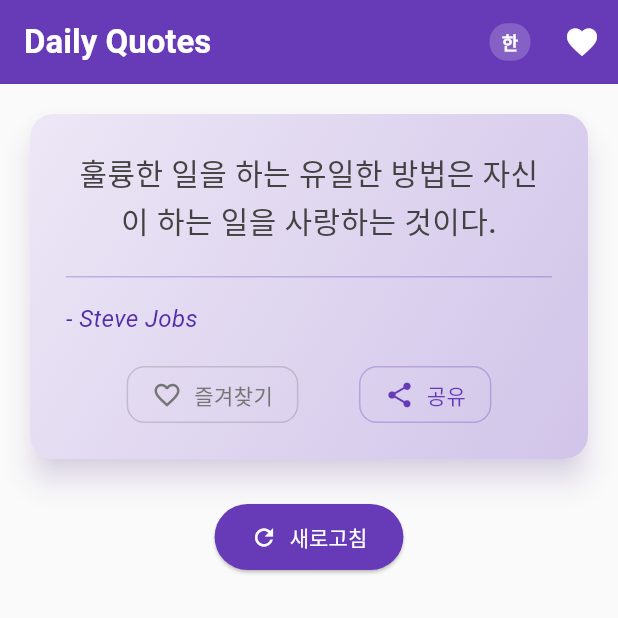
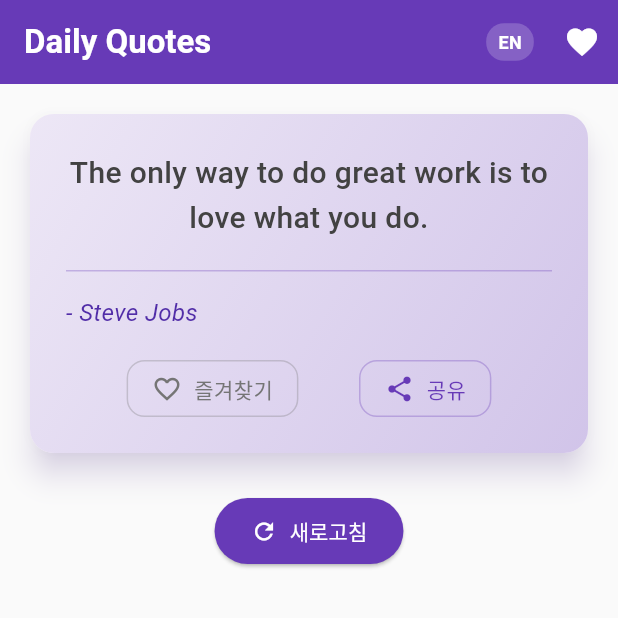
Before and after one commit to roboris-namu/daily_quote_app, a Flutter app: the screen it shows after launch, on a phone screen of 412 x 824 dp, the top half of it. Run offline on Flutter 3.47's test engine with Material 3 defaults, Android fonts, the phone set to English and light mode, and no system bars; our stand-ins replace share_plus, shared_preferences; Roboto replaces fonts that are missing (NotoSans).

Commit message:
feat: add comprehensive multilingual support
- Add support for 7 languages: EN, KO, ES, PT-BR, HI, ID, JA
- Change default language from Korean to English for international users
- Create Language enum with language codes and display names
- Update Quote model to support all language fields
- Implement popup menu language selector with all languages
- Update all UI components to use new language system
- Add multilingual quotes data structure
- Update sharing service to support all languages
- Maintain backward compatibility with existing data

```diff
--- /dev/null
+++ b/lib/models/language.dart
@@ -0,0 +1,44 @@
+/// 지원되는 언어 열거형
+enum Language {
+  english('en', 'English', 'EN'),
+  korean('ko', '한국어', '한'),
+  spanish('es', 'Español', 'ES'),
+  portuguese('pt-BR', 'Português', 'PT'),
+  hindi('hi', 'हिन्दी', 'हि'),
+  indonesian('id', 'Bahasa Indonesia', 'ID'),
+  japanese('ja', '日本語', '日');
+
+  const Language(this.code, this.name, this.shortName);
+
+  final String code;
+  final String name;
+  final String shortName;
+
+  /// 언어 코드로 Language 찾기
+  static Language fromCode(String code) {
+    return Language.values.firstWhere(
+      (lang) => lang.code == code,
+      orElse: () => Language.english, // 기본값은 영어
+    );
+  }
+
+  /// Quote 객체에서 해당 언어의 텍스트 가져오기
+  String getQuoteText(Map<String, dynamic> quoteData) {
+    switch (this) {
+      case Language.english:
+        return quoteData['english'] as String;
+      case Language.korean:
+        return quoteData['korean'] as String;
+      case Language.spanish:
+        return quoteData['spanish'] as String;
+      case Language.portuguese:
+        return quoteData['portuguese'] as String;
+      case Language.hindi:
+        return quoteData['hindi'] as String;
+      case Language.indonesian:
+        return quoteData['indonesian'] as String;
+      case Language.japanese:
+        return quoteData['japanese'] as String;
+    }
+  }
+}
--- a/lib/models/quote.dart
+++ b/lib/models/quote.dart
@@ -3,12 +3,22 @@ class Quote {
   final int id;
   final String english;
   final String korean;
+  final String spanish;
+  final String portuguese;
+  final String hindi;
+  final String indonesian;
+  final String japanese;
   final String author;
 
   const Quote({
     required this.id,
     required this.english,
     required this.korean,
+    required this.spanish,
+    required this.portuguese,
+    required this.hindi,
+    required this.indonesian,
+    required this.japanese,
     required this.author,
   });
 
@@ -18,6 +28,11 @@ class Quote {
       id: json['id'] as int,
       english: json['english'] as String,
       korean: json['korean'] as String,
+      spanish: json['spanish'] as String,
+      portuguese: json['portuguese'] as String,
+      hindi: json['hindi'] as String,
+      indonesian: json['indonesian'] as String,
+      japanese: json['japanese'] as String,
       author: json['author'] as String,
     );
   }
@@ -28,13 +43,18 @@ class Quote {
       'id': id,
       'english': english,
       'korean': korean,
+      'spanish': spanish,
+      'portuguese': portuguese,
+      'hindi': hindi,
+      'indonesian': indonesian,
+      'japanese': japanese,
       'author': author,
     };
   }
 
   @override
   String toString() {
-    return 'Quote(id: $id, english: $english, korean: $korean, author: $author)';
+    return 'Quote(id: $id, english: $english, korean: $korean, spanish: $spanish, portuguese: $portuguese, hindi: $hindi, indonesian: $indonesian, japanese: $japanese, author: $author)';
   }
 
   @override
@@ -45,4 +65,26 @@ class Quote {
 
   @override
   int get hashCode => id.hashCode;
+
+  /// 특정 언어의 명언 텍스트를 가져오는 메서드
+  String getTextForLanguage(String languageCode) {
+    switch (languageCode) {
+      case 'en':
+        return english;
+      case 'ko':
+        return korean;
+      case 'es':
+        return spanish;
+      case 'pt-BR':
+        return portuguese;
+      case 'hi':
+        return hindi;
+      case 'id':
+        return indonesian;
+      case 'ja':
+        return japanese;
+      default:
+        return english; // 기본값은 영어
+    }
+  }
 }
--- a/lib/screens/home_screen.dart
+++ b/lib/screens/home_screen.dart
@@ -1,6 +1,7 @@
 import 'package:flutter/material.dart';
 import 'package:flutter/services.dart';
 import '../models/quote.dart';
+import '../models/language.dart';
 import '../services/quote_service.dart';
 import '../services/favorites_service.dart';
 import '../services/share_service.dart';
@@ -19,7 +20,7 @@ class HomeScreen extends StatefulWidget {
 class _HomeScreenState extends State<HomeScreen> {
   Quote? _todaysQuote;
   bool _isLoading = true;
-  bool _isKorean = true; // 기본 언어는 한국어
+  Language _currentLanguage = Language.english; // 기본 언어는 영어
   bool _isFavorite = false;
 
   @override
@@ -68,9 +69,9 @@ class _HomeScreenState extends State<HomeScreen> {
   }
 
   /// 언어를 변경하는 메서드
-  void _toggleLanguage() {
+  void _changeLanguage(Language language) {
     setState(() {
-      _isKorean = !_isKorean;
+      _currentLanguage = language;
     });
   }
 
@@ -104,7 +105,7 @@ class _HomeScreenState extends State<HomeScreen> {
   /// 명언을 공유하는 메서드
   Future<void> _shareQuote() async {
     if (_todaysQuote != null) {
-      await ShareService.shareQuote(_todaysQuote!, isKorean: _isKorean);
+      await ShareService.shareQuote(_todaysQuote!, language: _currentLanguage);
     }
   }
 
@@ -135,8 +136,8 @@ class _HomeScreenState extends State<HomeScreen> {
         actions: [
           // 언어 변경 버튼
           LanguageSelector(
-            isKorean: _isKorean,
-            onLanguageChanged: _toggleLanguage,
+            currentLanguage: _currentLanguage,
+            onLanguageChanged: _changeLanguage,
           ),
           // 즐겨찾기 화면으로 이동하는 버튼
           IconButton(
@@ -187,7 +188,7 @@ class _HomeScreenState extends State<HomeScreen> {
                         // 오늘의 명언 카드
                         QuoteCard(
                           quote: _todaysQuote!,
-                          isKorean: _isKorean,
+                          currentLanguage: _currentLanguage,
                           isFavorite: _isFavorite,
                           onFavoriteToggle: _toggleFavorite,
                           onShare: _shareQuote,
--- a/lib/widgets/language_selector.dart
+++ b/lib/widgets/language_selector.dart
@@ -1,19 +1,20 @@
 import 'package:flutter/material.dart';
+import '../models/language.dart';
 
 /// 언어 선택 위젯
 class LanguageSelector extends StatelessWidget {
-  final bool isKorean;
-  final VoidCallback onLanguageChanged;
+  final Language currentLanguage;
+  final Function(Language) onLanguageChanged;
 
   const LanguageSelector({
     super.key,
-    required this.isKorean,
+    required this.currentLanguage,
     required this.onLanguageChanged,
   });
 
   @override
   Widget build(BuildContext context) {
-    return IconButton(
+    return PopupMenuButton<Language>(
       icon: Container(
         padding: const EdgeInsets.symmetric(horizontal: 8, vertical: 4),
         decoration: BoxDecoration(
@@ -21,7 +22,7 @@ class LanguageSelector extends StatelessWidget {
           borderRadius: BorderRadius.circular(12),
         ),
         child: Text(
-          isKorean ? '한' : 'EN',
+          currentLanguage.shortName,
           style: const TextStyle(
             color: Colors.white,
             fontWeight: FontWeight.bold,
@@ -29,8 +30,22 @@ class LanguageSelector extends StatelessWidget {
           ),
         ),
       ),
-      onPressed: onLanguageChanged,
-      tooltip: isKorean ? 'Switch to English' : '한국어로 전환',
+      onSelected: onLanguageChanged,
+      itemBuilder: (BuildContext context) => Language.values.map((Language language) {
+        return PopupMenuItem<Language>(
+          value: language,
+          child: Row(
+            children: [
+              Text(
+                language.shortName,
+                style: const TextStyle(fontWeight: FontWeight.bold),
+              ),
+              const SizedBox(width: 8),
+              Text(language.name),
+            ],
+          ),
+        );
+      }).toList(),
     );
   }
 }
--- a/lib/widgets/quote_card.dart
+++ b/lib/widgets/quote_card.dart
@@ -1,10 +1,11 @@
 import 'package:flutter/material.dart';
 import '../models/quote.dart';
+import '../models/language.dart';
 
 /// 명언을 표시하는 카드 위젯
 class QuoteCard extends StatelessWidget {
   final Quote quote;
-  final bool isKorean;
+  final Language currentLanguage;
   final bool isFavorite;
   final VoidCallback onFavoriteToggle;
   final VoidCallback onShare;
@@ -12,7 +13,7 @@ class QuoteCard extends StatelessWidget {
   const QuoteCard({
     super.key,
     required this.quote,
-    required this.isKorean,
+    required this.currentLanguage,
     required this.isFavorite,
     required this.onFavoriteToggle,
     required this.onShare,
@@ -44,7 +45,7 @@ class QuoteCard extends StatelessWidget {
           children: [
             // 명언 텍스트
             Text(
-              isKorean ? quote.korean : quote.english,
+              quote.getTextForLanguage(currentLanguage.code),
               style: TextStyle(
                 fontSize: 20,
                 fontWeight: FontWeight.w500,
```
Also changed, not shown: assets/quotes.json (+184 -29 lines), lib/screens/favorites_screen.dart (+8 -7 lines), lib/services/share_service.dart (+7 -6 lines).
